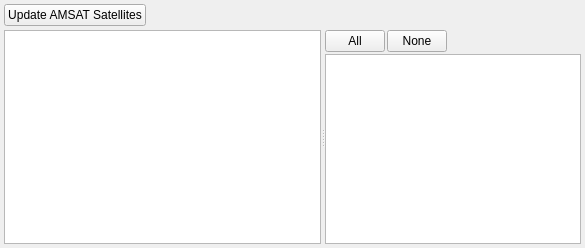
This is src/qtgui/dockbookmarks.ui in gopher2/gqrx as Qt 5 draws it before an edit. The edited form follows.
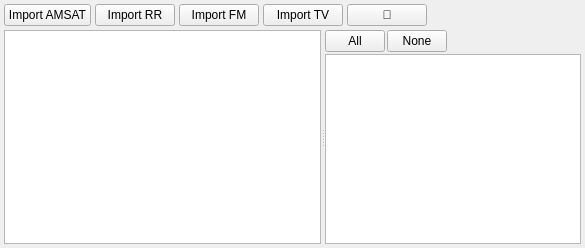
This is the edited form. Custom widgets are drawn as their Qt base class.

Commit message:
Add FCC FM/TV station import and location features
- Add Import FM button: fetches FM radio stations from FCC database
- Add Import TV button: fetches TV stations from FCC database
- Add location button with multiple options:
  - IP-based geolocation (automatic)
  - ZIP code lookup via zippopotam.us
  - Manual lat/lon entry
- Filter imported stations by distance from user location
- Keep only closest station per frequency to avoid duplicates
- Add Qt Positioning module for location services
- Build macOS app bundle with Info.plist for location permissions

Patch:
```diff
--- a/src/qtgui/dockbookmarks.ui
+++ b/src/qtgui/dockbookmarks.ui
@@ -50,13 +50,59 @@
       <item>
        <widget class="QPushButton" name="btnUpdateAmsat">
         <property name="text">
-         <string>Update AMSAT Satellites</string>
+         <string>Import AMSAT</string>
         </property>
         <property name="toolTip">
          <string>Fetch active satellite frequencies from AMSAT database</string>
         </property>
        </widget>
       </item>
+      <item>
+       <widget class="QPushButton" name="btnImportRR">
+        <property name="text">
+         <string>Import RR</string>
+        </property>
+        <property name="toolTip">
+         <string>Open Radio Reference import dialog</string>
+        </property>
+       </widget>
+      </item>
+      <item>
+       <widget class="QPushButton" name="btnImportFM">
+        <property name="text">
+         <string>Import FM</string>
+        </property>
+        <property name="toolTip">
+         <string>Import FM radio stations from FCC database</string>
+        </property>
+       </widget>
+      </item>
+      <item>
+       <widget class="QPushButton" name="btnImportTV">
+        <property name="text">
+         <string>Import TV</string>
+        </property>
+        <property name="toolTip">
+         <string>Import TV stations from FCC database</string>
+        </property>
+       </widget>
+      </item>
+      <item>
+       <widget class="QPushButton" name="btnGetLocation">
+        <property name="text">
+         <string>📍</string>
+        </property>
+        <property name="toolTip">
+         <string>Get current location for distance filtering</string>
+        </property>
+        <property name="sizePolicy">
+         <sizepolicy hsizetype="Preferred" vsizetype="Fixed">
+          <horstretch>0</horstretch>
+          <verstretch>0</verstretch>
+         </sizepolicy>
+        </property>
+       </widget>
+      </item>
       <item>
        <spacer name="horizontalSpacer">
         <property name="orientation">
```
The commit also changes 6 other files.
